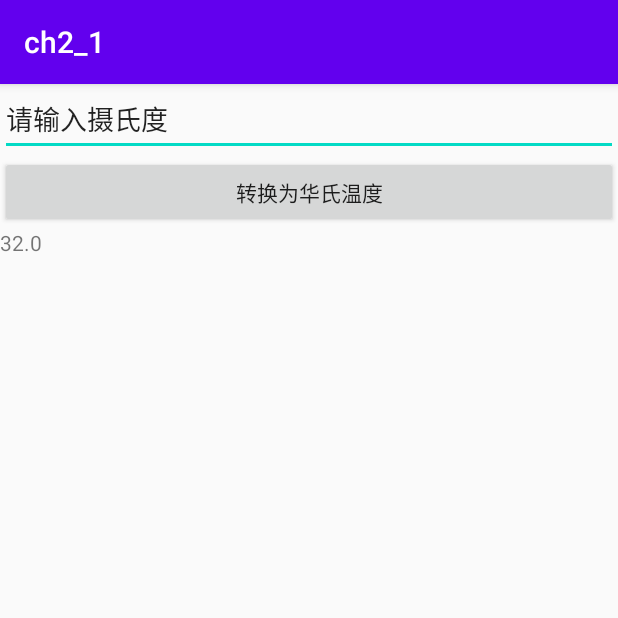
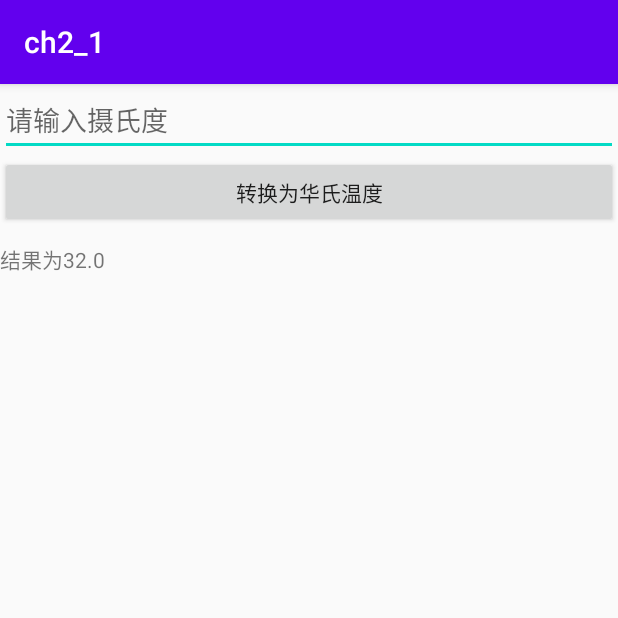
Before and after one commit to linxueni/lxn, an Android app: the screen it shows after launch (MainActivity), after a tap on "转换为华氏温度", on a phone screen of 412 x 824 dp, the top half of it. Run offline under Robolectric (Android 15) with nearby library versions, the phone set to English and light mode, and no system bars; 1 statement that could not run was skipped.

Commit message:
温度转换2.0

```diff
--- a/app/src/main/java/com/lxn/ch2_1/MainActivity.java
+++ b/app/src/main/java/com/lxn/ch2_1/MainActivity.java
@@ -24,6 +24,6 @@ public class MainActivity extends AppCompatActivity  {
         String str=edit.getText().toString();
         float s= Float.parseFloat(str);
         String result= String.valueOf((s*5/9)+32);
-        out.setText(result);
+        out.setText("结果为"+result);
     }
 }
--- a/app/src/main/res/layout/activity_main.xml
+++ b/app/src/main/res/layout/activity_main.xml
@@ -12,13 +12,13 @@
         android:layout_height="wrap_content"
         android:autofillHints="@string/dft"
         android:hint="@string/hint"
-        android:inputType="textPersonName"
-        android:text="@string/dft" />
+        android:inputType="number" />
 
     <Button
         android:id="@+id/button"
         android:layout_width="match_parent"
         android:layout_height="wrap_content"
+        android:layout_marginBottom="10dp"
         android:text="@string/button"
         android:onClick="on"/>
 
--- a/app/src/main/res/values/strings.xml
+++ b/app/src/main/res/values/strings.xml
@@ -3,5 +3,6 @@
     <string name="str1">结果为：</string>
     <string name="button">转换为华氏温度</string>
     <string name="dft">请输入摄氏度</string>
-    <string name="hint">数字</string>
+    <string name="hint">请输入摄氏度</string>
+
 </resources>
```
Also changed, not shown: 1 other file.
